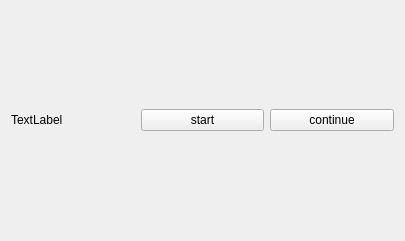
codincodee/tf03_sdk, file tf03_common/rte_cart_widget.ui: the form before one commit.
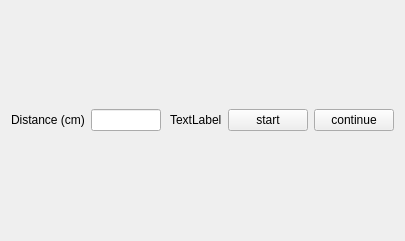
The form after the commit.

Diff of the .ui file:
```diff
--- a/tf03_common/rte_cart_widget.ui
+++ b/tf03_common/rte_cart_widget.ui
@@ -16,26 +16,49 @@
   <layout class="QGridLayout" name="gridLayout_2">
    <item row="0" column="0">
     <layout class="QGridLayout" name="gridLayout">
+     <item row="0" column="5">
+      <widget class="QPushButton" name="ContinuePushButton">
+       <property name="text">
+        <string>continue</string>
+       </property>
+      </widget>
+     </item>
+     <item row="0" column="4">
+      <widget class="QPushButton" name="StartPushButton">
+       <property name="text">
+        <string>start</string>
+       </property>
+      </widget>
+     </item>
      <item row="0" column="0">
+      <widget class="QLabel" name="label">
+       <property name="text">
+        <string>Distance (cm)</string>
+       </property>
+      </widget>
+     </item>
+     <item row="0" column="1">
+      <widget class="QLineEdit" name="DistanceLineEdit"/>
+     </item>
+     <item row="0" column="3">
       <widget class="QLabel" name="InformationLabel">
        <property name="text">
         <string>TextLabel</string>
        </property>
       </widget>
      </item>
-     <item row="0" column="1">
-      <widget class="QPushButton" name="StartPushButton">
-       <property name="text">
-        <string>start</string>
-       </property>
-      </widget>
-     </item>
      <item row="0" column="2">
-      <widget class="QPushButton" name="ContinuePushButton">
-       <property name="text">
-        <string>continue</string>
+      <spacer name="horizontalSpacer">
+       <property name="orientation">
+        <enum>Qt::Horizontal</enum>
        </property>
-      </widget>
+       <property name="sizeHint" stdset="0">
+        <size>
+         <width>40</width>
+         <height>20</height>
+        </size>
+       </property>
+      </spacer>
      </item>
     </layout>
    </item>
```
